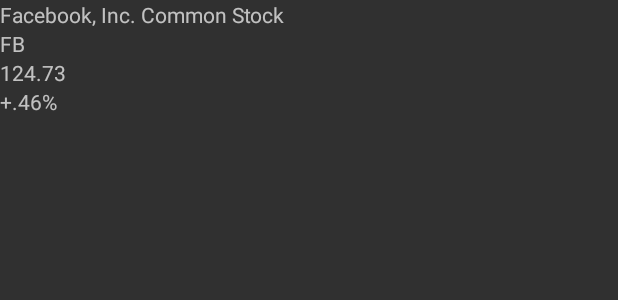
After one commit to BenGoBlue05/StockHawk-Ben_Lewis, an Android app: the layout fragment_detail.xml on its own in the app's theme, with its tools: preview values and no code run, on a phone screen of 412 x 824 dp. The commit adds this screen. Shown: the top 300 px of the screen. Run offline under Robolectric (Android 15) with nearby library versions, the phone set to English and light mode, and no system bars.

Commit message:
create detail fragment

```diff
--- a/app/src/main/AndroidManifest.xml
+++ b/app/src/main/AndroidManifest.xml
@@ -43,6 +43,7 @@
             android:authorities="com.sam_chordas.android.stockhawk.data.QuoteProvider"
             android:exported="false" />
 
+        <activity android:name=".ui.DetailActivity"></activity>
     </application>
 
 </manifest>
--- a/app/src/main/java/com/sam_chordas/android/stockhawk/data/QuoteDatabase.java
+++ b/app/src/main/java/com/sam_chordas/android/stockhawk/data/QuoteDatabase.java
@@ -8,7 +8,7 @@ import net.simonvt.schematic.annotation.Table;
  */
 @Database(version = QuoteDatabase.VERSION)
 public class QuoteDatabase {
-    public static final int VERSION = 10;
+    public static final int VERSION = 12;
 
     @Table(QuoteColumns.class)
     public static final String QUOTES = "quotes";
--- a/app/src/main/java/com/sam_chordas/android/stockhawk/rest/QuoteCursorAdapter.java
+++ b/app/src/main/java/com/sam_chordas/android/stockhawk/rest/QuoteCursorAdapter.java
@@ -1,5 +1,6 @@
 package com.sam_chordas.android.stockhawk.rest;
 
+import android.annotation.TargetApi;
 import android.content.Context;
 import android.database.Cursor;
 import android.graphics.Color;
@@ -43,6 +44,7 @@ public class QuoteCursorAdapter extends CursorRecyclerViewAdapter<QuoteCursorAda
     return vh;
   }
 
+  @TargetApi(Build.VERSION_CODES.JELLY_BEAN)
   @Override
   public void onBindViewHolder(final ViewHolder viewHolder, final Cursor cursor){
     viewHolder.symbol.setText(cursor.getString(cursor.getColumnIndex("symbol")));
--- /dev/null
+++ b/app/src/main/res/layout/fragment_detail.xml
@@ -0,0 +1,32 @@
+<LinearLayout xmlns:android="http://schemas.android.com/apk/res/android"
+    xmlns:tools="http://schemas.android.com/tools"
+    android:layout_width="match_parent"
+    android:layout_height="match_parent"
+    tools:context="com.sam_chordas.android.stockhawk.ui.DetailFragment"
+    android:orientation="vertical">
+
+    <TextView
+        android:id="@+id/detail_name"
+        android:layout_width="wrap_content"
+        android:layout_height="wrap_content"
+        tools:text="Facebook, Inc. Common Stock"
+        />
+    <TextView
+        android:id="@+id/detail_symbol"
+        android:layout_width="wrap_content"
+        android:layout_height="wrap_content"
+        tools:text="FB"
+        />
+    <TextView
+        android:id="@+id/detail_price"
+        android:layout_width="wrap_content"
+        android:layout_height="wrap_content"
+        tools:text="124.73" />
+    <TextView
+        android:id="@+id/detail_change"
+        android:layout_width="wrap_content"
+        android:layout_height="wrap_content"
+        tools:text="+.46%" />
+
+
+</LinearLayout>
--- a/app/src/main/res/values/strings.xml
+++ b/app/src/main/res/values/strings.xml
@@ -10,4 +10,7 @@
     <string name="input_hint">FB</string>
     <string name="input_prefill"></string>
     <string name="network_toast">Uh-oh! This app requires an internet connection</string>
+
+    <!-- TODO: Remove or change this placeholder text -->
+    <string name="hello_blank_fragment">Hello blank fragment</string>
 </resources>
```
Also changed, not shown: app/build.gradle (+8 -5 lines), app/src/main/java/com/sam_chordas/android/stockhawk/ui/DetailActivity.java (added, +21 -0 lines), app/src/main/java/com/sam_chordas/android/stockhawk/ui/DetailFragment.java (added, +104 -0 lines), app/src/main/java/com/sam_chordas/android/stockhawk/ui/MyStocksActivity.java (+28 -19 lines), app/src/main/res/layout/activity_detail.xml (added, +13 -0 lines).
